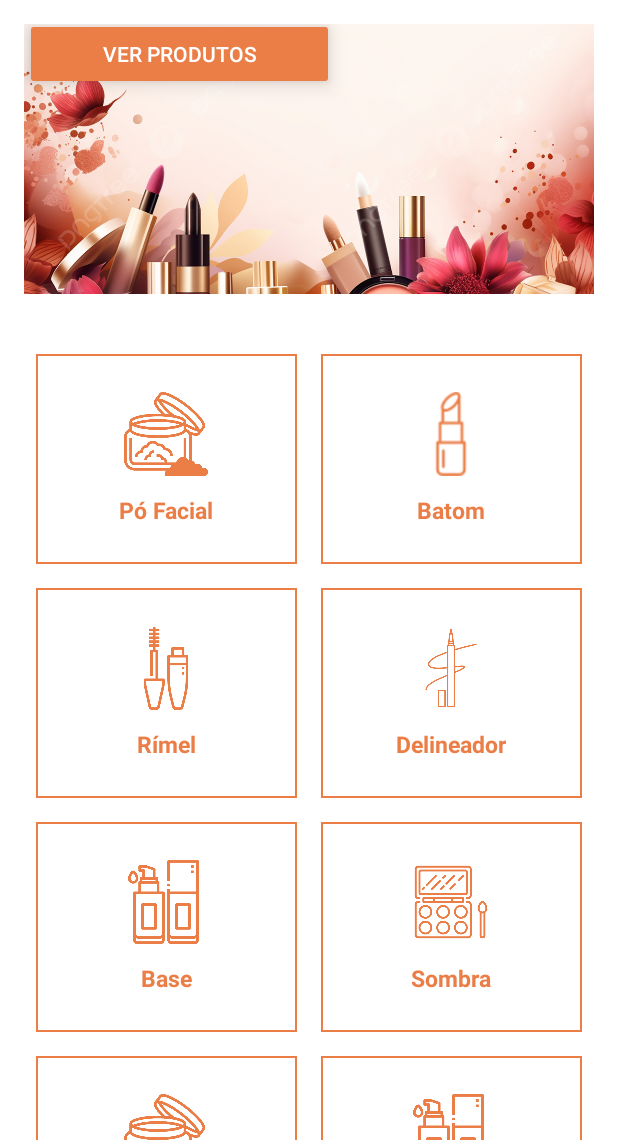
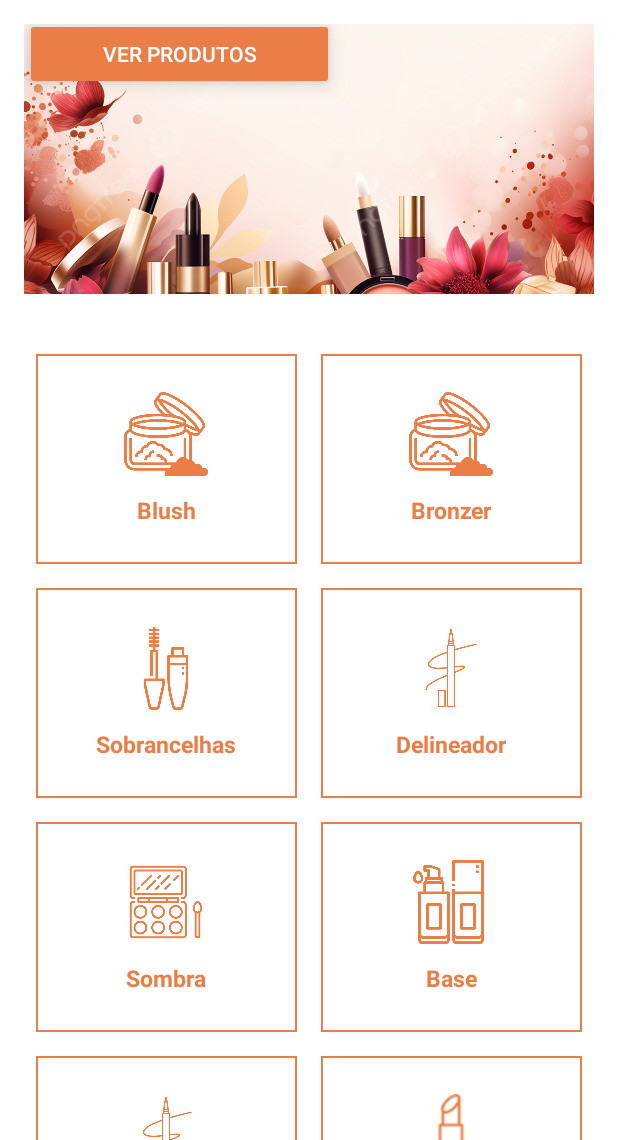
Before and after one commit to HianySilva/GlowUp-Mobile, an Android app: the screen it shows after launch (HomeActivity), on a phone screen of 412 x 824 dp, the part 96-1236 px from its top. Run offline under Robolectric (Android 15) with nearby library versions, the phone set to English and light mode, and no system bars.

Commit message:
Implementação final das rotas.

```diff
--- a/app/src/main/java/com/example/glowup/HomeActivity.kt
+++ b/app/src/main/java/com/example/glowup/HomeActivity.kt
@@ -2,52 +2,46 @@ package com.example.glowup
 
 import android.content.Intent
 import android.os.Bundle
-import android.widget.Button
-import android.widget.FrameLayout
-import android.widget.ImageButton
 import androidx.appcompat.app.AppCompatActivity
+import com.example.glowup.databinding.ActivityHomeBinding
 
 class HomeActivity : AppCompatActivity() {
 
+    private lateinit var binding: ActivityHomeBinding
+
     override fun onCreate(savedInstanceState: Bundle?) {
         super.onCreate(savedInstanceState)
-        setContentView(R.layout.activity_home)
+        binding = ActivityHomeBinding.inflate(layoutInflater)
+        setContentView(binding.root)
 
-        // Configurar o botão "VER PRODUTOS"
-        val btnProdutos = findViewById<Button>(R.id.btnProdutos)
-        btnProdutos.setOnClickListener {
+        binding.btnProdutos.setOnClickListener {
             val intent = Intent(this, ProductsActivity::class.java)
             startActivity(intent)
         }
 
-        // Configurar o botão de busca
-        val btnBuscar = findViewById<ImageButton>(R.id.btnBuscar)
-        btnBuscar.setOnClickListener {
+        binding.btnBuscar.setOnClickListener {
             showSearchDialog()
         }
 
-        // Configurar os cliques nas categorias
         setupCategoryClicks()
     }
 
     private fun setupCategoryClicks() {
-        // Mapeamento de IDs para nomes de categoria
         val categoryMap = mapOf(
-            R.id.category_powder to "Pó Facial",
-            R.id.category_lipstick to "Batom",
-            R.id.category_mascara to "Rímel",
-            R.id.category_eyeliner to "Delineador",
-            R.id.category_foundation to "Base",
-            R.id.category_eyeshadow to "Sombra",
-            R.id.category_blush to "Blush",
-            R.id.category_concealer to "Corretivo",
-            R.id.category_highlighter to "Iluminador",
-            R.id.category_primer to "Primer"
+            binding.categoryBlush to "Blush",
+            binding.categoryBronzer to "Bronzer",
+            binding.categoryEyebrow to "Sobrancelhas",
+            binding.categoryEyeliner to "Delineador",
+            binding.categoryEyeshadow to "Sombra",
+            binding.categoryFoundation to "Base",
+            binding.categoryLipLiner to "Lápis de Boca",
+            binding.categoryLipstick to "Batom",
+            binding.categoryMascara to "Rímel",
+            binding.categoryNailPolish to "Esmalte"
         )
 
-        // Configurar o listener para cada categoria
-        categoryMap.forEach { (id, name) ->
-            findViewById<FrameLayout>(id).setOnClickListener {
+        categoryMap.forEach { (view, name) ->
+            view.setOnClickListener {
                 val intent = Intent(this, CategoryActivity::class.java).apply {
                     putExtra("CATEGORY_NAME", name)
                 }
--- a/app/src/main/java/com/example/glowup/ProductsActivity.kt
+++ b/app/src/main/java/com/example/glowup/ProductsActivity.kt
@@ -1,3 +1,4 @@
+// ProductsActivity.kt
 package com.example.glowup
 
 import android.os.Bundle
@@ -22,8 +23,9 @@ class ProductsActivity : AppCompatActivity() {
         binding = ActivityProductsBinding.inflate(layoutInflater)
         setContentView(binding.root)
 
+        binding.btnBack.setOnClickListener { finish() }
         setupRecyclerView()
-        fetchProducts()
+        fetchAllProducts()
     }
 
     private fun setupRecyclerView() {
@@ -34,7 +36,7 @@ class ProductsActivity : AppCompatActivity() {
         binding.rvProducts.adapter = adapter
     }
 
-    private fun fetchProducts() {
+    private fun fetchAllProducts() {
         productService.getProducts().enqueue(object : Callback<List<ApiProduct>> {
             override fun onResponse(call: Call<List<ApiProduct>>, response: Response<List<ApiProduct>>) {
                 if (response.isSuccessful) {
--- a/app/src/main/java/com/example/glowup/api/RetrofitInstance.kt
+++ b/app/src/main/java/com/example/glowup/api/RetrofitInstance.kt
@@ -1,10 +1,11 @@
+// RetrofitInstance.kt
 package com.example.glowup.api
 
 import retrofit2.Retrofit
 import retrofit2.converter.gson.GsonConverterFactory
 
 object RetrofitInstance {
-    private const val BASE_URL = "http://makeup-api.herokuapp.com/api/v1/"
+    private const val BASE_URL = "https://makeup-api.herokuapp.com/api/v1/"
 
     val api: ProductApi by lazy {
         Retrofit.Builder()
--- a/app/src/main/res/layout/activity_home.xml
+++ b/app/src/main/res/layout/activity_home.xml
@@ -99,9 +99,9 @@
             android:columnOrderPreserved="false"
             android:useDefaultMargins="true">
 
-            <!-- Pó Facial -->
+            <!-- Blush -->
             <FrameLayout
-                android:id="@+id/category_powder"
+                android:id="@+id/category_blush"
                 android:layout_width="0dp"
                 android:layout_height="140dp"
                 android:layout_columnWeight="1"
@@ -127,7 +127,217 @@
                         android:layout_width="wrap_content"
                         android:layout_height="wrap_content"
                         android:layout_marginTop="12dp"
-                        android:text="Pó Facial"
+                        android:text="Blush"
+                        android:textColor="#eb7d46"
+                        android:textSize="15sp"
+                        android:textStyle="bold" />
+                </LinearLayout>
+            </FrameLayout>
+
+            <!-- Bronzer -->
+            <FrameLayout
+                android:id="@+id/categoryBronzer"
+                android:layout_width="0dp"
+                android:layout_height="140dp"
+                android:layout_columnWeight="1"
+                android:layout_margin="8dp"
+                android:background="#eb7d46"
+                android:padding="1dp">
+
+                <LinearLayout
+                    android:layout_width="match_parent"
+                    android:layout_height="match_parent"
+                    android:background="#FFFFFF"
+                    android:gravity="center"
+                    android:orientation="vertical"
+                    android:padding="15dp">
+
+                    <ImageView
+                        android:layout_width="56dp"
+                        android:layout_height="56dp"
+                        android:src="@drawable/ic_powder"
+                        app:tint="#eb7d46" />
+
+                    <TextView
+                        android:layout_width="wrap_content"
+                        android:layout_height="wrap_content"
+                        android:layout_marginTop="12dp"
+                        android:text="Bronzer"
+                        android:textColor="#eb7d46"
+                        android:textSize="15sp"
+                        android:textStyle="bold" />
+                </LinearLayout>
+            </FrameLayout>
+
+            <!-- Sobrancelhas -->
+            <FrameLayout
+                android:id="@+id/category_eyebrow"
+                android:layout_width="0dp"
+                android:layout_height="140dp"
+                android:layout_columnWeight="1"
+                android:layout_margin="8dp"
+                android:background="#eb7d46"
+                android:padding="1dp">
+
+                <LinearLayout
+                    android:layout_width="match_parent"
+                    android:layout_height="match_parent"
+                    android:background="#FFFFFF"
+                    android:gravity="center"
+                    android:orientation="vertical"
+                    android:padding="15dp">
+
+                    <ImageView
+                        android:layout_width="56dp"
+                        android:layout_height="56dp"
+                        android:src="@drawable/ic_mascara"
+                        app:tint="#eb7d46" />
+
+                    <TextView
+                        android:layout_width="wrap_content"
+                        android:layout_height="wrap_content"
+                        android:layout_marginTop="12dp"
+                        android:text="Sobrancelhas"
+                        android:textColor="#eb7d46"
+                        android:textSize="15sp"
+                        android:textStyle="bold" />
+                </LinearLayout>
+            </FrameLayout>
+
+            <!-- Delineador -->
+            <FrameLayout
+                android:id="@+id/category_eyeliner"
+                android:layout_width="0dp"
+                android:layout_height="140dp"
+                android:layout_columnWeight="1"
+                android:layout_margin="8dp"
+                android:background="#eb7d46"
+                android:padding="1dp">
+
+                <LinearLayout
+                    android:layout_width="match_parent"
+                    android:layout_height="match_parent"
+                    android:background="#FFFFFF"
+                    android:gravity="center"
+                    android:orientation="vertical"
+                    android:padding="15dp">
+
+                    <ImageView
+                        android:layout_width="56dp"
+                        android:layout_height="56dp"
+                        android:src="@drawable/ic_eyeliner"
+                        app:tint="#eb7d46" />
+
+                    <TextView
+                        android:layout_width="wrap_content"
+                        android:layout_height="wrap_content"
+                        android:layout_marginTop="12dp"
+                        android:text="Delineador"
+                        android:textColor="#eb7d46"
+                        android:textSize="15sp"
+                        android:textStyle="bold" />
+                </LinearLayout>
+            </FrameLayout>
+
+            <!-- Sombra -->
+            <FrameLayout
+                android:id="@+id/category_eyeshadow"
+                android:layout_width="0dp"
+                android:layout_height="140dp"
+                android:layout_columnWeight="1"
+                android:layout_margin="8dp"
+                android:background="#eb7d46"
+                android:padding="1dp">
+
+                <LinearLayout
+                    android:layout_width="match_parent"
+                    android:layout_height="match_parent"
+                    android:background="#FFFFFF"
+                    android:gravity="center"
+                    android:orientation="vertical"
+                    android:padding="15dp">
+
+                    <ImageView
+                        android:layout_width="56dp"
+                        android:layout_height="56dp"
+                        android:src="@drawable/ic_eyeshadow"
+                        app:tint="#eb7d46" />
+
+                    <TextView
+                        android:layout_width="wrap_content"
+                        android:layout_height="wrap_content"
+                        android:layout_marginTop="12dp"
+                        android:text="Sombra"
+                        android:textColor="#eb7d46"
+                        android:textSize="15sp"
+                        android:textStyle="bold" />
+                </LinearLayout>
+            </FrameLayout>
+
+            <!-- Base -->
+            <FrameLayout
+                android:id="@+id/category_foundation"
+                android:layout_width="0dp"
+                android:layout_height="140dp"
+                android:layout_columnWeight="1"
+                android:layout_margin="8dp"
+                android:background="#eb7d46"
+                android:padding="1dp">
+
+                <LinearLayout
+                    android:layout_width="match_parent"
+                    android:layout_height="match_parent"
+                    android:background="#FFFFFF"
+                    android:gravity="center"
+                    android:orientation="vertical"
+                    android:padding="15dp">
+
+                    <ImageView
+                        android:layout_width="56dp"
+                        android:layout_height="56dp"
+                        android:src="@drawable/ic_foundation"
+                        app:tint="#eb7d46" />
+
+                    <TextView
+                        android:layout_width="wrap_content"
+                        android:layout_height="wrap_content"
+                        android:layout_marginTop="12dp"
+                        android:text="Base"
+                        android:textColor="#eb7d46"
+                        android:textSize="15sp"
+                        android:textStyle="bold" />
+                </LinearLayout>
+            </FrameLayout>
+
+            <!-- Lápis de Boca -->
+            <FrameLayout
+                android:id="@+id/category_lip_liner"
+                android:layout_width="0dp"
+                android:layout_height="140dp"
+                android:layout_columnWeight="1"
+                android:layout_margin="8dp"
+                android:background="#eb7d46"
+                android:padding="1dp">
+
+                <LinearLayout
+                    android:layout_width="match_parent"
+                    android:layout_height="match_parent"
+                    android:background="#FFFFFF"
+                    android:gravity="center"
+                    android:orientation="vertical"
+                    android:padding="15dp">
+
+                    <ImageView
+                        android:layout_width="56dp"
+                        android:layout_height="56dp"
+                        android:src="@drawable/ic_eyeliner"
+                        app:tint="#eb7d46" />
+
+                    <TextView
+                        android:layout_width="wrap_content"
+                        android:layout_height="wrap_content"
+                        android:layout_marginTop="12dp"
+                        android:text="Lápis de Boca"
                         android:textColor="#eb7d46"
                         android:textSize="15sp"
                         android:textStyle="bold" />
@@ -204,44 +414,9 @@
                 </LinearLayout>
             </FrameLayout>
 
-            <!-- Delineador -->
+            <!-- Esmalte -->
             <FrameLayout
-                android:id="@+id/category_eyeliner"
-                android:layout_width="0dp"
-                android:layout_height="140dp"
-                android:layout_columnWeight="1"
-                android:layout_margin="8dp"
-                android:background="#eb7d46"
-                android:padding="1dp">
-
-                <LinearLayout
-                    android:layout_width="match_parent"
-                    android:layout_height="match_parent"
-                    android:background="#FFFFFF"
-                    android:gravity="center"
-                    android:orientation="vertical"
-                    android:padding="15dp">
-
-                    <ImageView
-                        android:layout_width="56dp"
-                        android:layout_height="56dp"
-                        android:src="@drawable/ic_eyeliner"
-                        app:tint="#eb7d46" />
-
-                    <TextView
-                        android:layout_width="wrap_content"
-                        android:layout_height="wrap_content"
-                        android:layout_marginTop="12dp"
-                        android:text="Delineador"
-                        android:textColor="#eb7d46"
-                        android:textSize="15sp"
-                        android:textStyle="bold" />
-                </LinearLayout>
-            </FrameLayout>
-
-            <!-- Base -->
-            <FrameLayout
-                android:id="@+id/category_foundation"
+                android:id="@+id/category_nail_polish"
                 android:layout_width="0dp"
                 android:layout_height="140dp"
                 android:layout_columnWeight="1"
@@ -267,182 +442,7 @@
                         android:layout_width="wrap_content"
                         android:layout_height="wrap_content"
                         android:layout_marginTop="12dp"
-                        android:text="Base"
-                        android:textColor="#eb7d46"
-                        android:textSize="15sp"
-                        android:textStyle="bold" />
-                </LinearLayout>
-            </FrameLayout>
-
-            <!-- Sombra -->
-            <FrameLayout
-                android:id="@+id/category_eyeshadow"
-                android:layout_width="0dp"
-                android:layout_height="140dp"
-                android:layout_columnWeight="1"
-                android:layout_margin="8dp"
-                android:background="#eb7d46"
-                android:padding="1dp">
-
-                <LinearLayout
-                    android:layout_width="match_parent"
-                    android:layout_height="match_parent"
-                    android:background="#FFFFFF"
-                    android:gravity="center"
-                    android:orientation="vertical"
-                    android:padding="15dp">
-
-                    <ImageView
-                        android:layout_width="56dp"
-                        android:layout_height="56dp"
-                        android:src="@drawable/ic_eyeshadow"
-                        app:tint="#eb7d46" />
-
-                    <TextView
-                        android:layout_width="wrap_content"
-                        android:layout_height="wrap_content"
-                        android:layout_marginTop="12dp"
-                        android:text="Sombra"
-                        android:textColor="#eb7d46"
-                        android:textSize="15sp"
-                        android:textStyle="bold" />
-                </LinearLayout>
-            </FrameLayout>
-
-            <!-- Blush -->
-            <FrameLayout
-                android:id="@+id/category_blush"
-                android:layout_width="0dp"
-                android:layout_height="140dp"
-                android:layout_columnWeight="1"
-                android:layout_margin="8dp"
-                android:background="#eb7d46"
-                android:padding="1dp">
-
-                <LinearLayout
-                    android:layout_width="match_parent"
-                    android:layout_height="match_parent"
-                    android:background="#FFFFFF"
-                    android:gravity="center"
-                    android:orientation="vertical"
-                    android:padding="15dp">
-
-                    <ImageView
-                        android:layout_width="56dp"
-                        android:layout_height="56dp"
-                        android:src="@drawable/ic_powder"
-                        app:tint="#eb7d46" />
-
-                    <TextView
-                        android:layout_width="wrap_content"
-                        android:layout_height="wrap_content"
-                        android:layout_marginTop="12dp"
-                        android:text="Blush"
-                        android:textColor="#eb7d46"
-                        android:textSize="15sp"
-                        android:textStyle="bold" />
-                </LinearLayout>
-            </FrameLayout>
-
-            <!-- Corretivo -->
-            <FrameLayout
-                android:id="@+id/category_concealer"
-                android:layout_width="0dp"
-                android:layout_height="140dp"
-                android:layout_columnWeight="1"
-                android:layout_margin="8dp"
-                android:background="#eb7d46"
-                android:padding="1dp">
-
-                <LinearLayout
-                    android:layout_width="match_parent"
-                    android:layout_height="match_parent"
-                    android:background="#FFFFFF"
-                    android:gravity="center"
-                    android:orientation="vertical"
-                    android:padding="15dp">
-
-                    <ImageView
-                        android:layout_width="56dp"
-                        android:layout_height="56dp"
-                        android:src="@drawable/ic_foundation"
-                        app:tint="#eb7d46" />
-
-                    <TextView
-                        android:layout_width="wrap_content"
-                        android:layout_height="wrap_content"
-                        android:layout_marginTop="12dp"
-                        android:text="Corretivo"
-                        android:textColor="#eb7d46"
-                        android:textSize="15sp"
-                        android:textStyle="bold" />
-                </LinearLayout>
-            </FrameLayout>
-
-            <!-- Iluminador -->
-            <FrameLayout
-                android:id="@+id/category_highlighter"
-                android:layout_width="0dp"
-                android:layout_height="140dp"
-                android:layout_columnWeight="1"
-                android:layout_margin="8dp"
-                android:background="#eb7d46"
-                android:padding="1dp">
-
-                <LinearLayout
-                    android:layout_width="match_parent"
-                    android:layout_height="match_parent"
-                    android:background="#FFFFFF"
-                    android:gravity="center"
-                    android:orientation="vertical"
-                    android:padding="15dp">
-
-                    <ImageView
-                        android:layout_width="56dp"
-                        android:layout_height="56dp"
-                        android:src="@drawable/ic_eyeshadow"
-                        app:tint="#eb7d46" />
-
-                    <TextView
-                        android:layout_width="wrap_content"
-                        android:layout_height="wrap_content"
-                        android:layout_marginTop="12dp"
-                        android:text="Iluminador"
-                        android:textColor="#eb7d46"
-                        android:textSize="15sp"
-                        android:textStyle="bold" />
-                </LinearLayout>
-            </FrameLayout>
-
-            <!-- Primer -->
-            <FrameLayout
-                android:id="@+id/category_primer"
-                android:layout_width="0dp"
-                android:layout_height="140dp"
-                android:layout_columnWeight="1"
-                android:layout_margin="8dp"
-                android:background="#eb7d46"
-                android:padding="1dp">
-
-                <LinearLayout
-                    android:layout_width="match_parent"
-                    android:layout_height="match_parent"
-                    android:background="#FFFFFF"
-                    android:gravity="center"
-                    android:orientation="vertical"
-                    android:padding="15dp">
-
-                    <ImageView
-                        android:layout_width="56dp"
-                        android:layout_height="56dp"
-                        android:src="@drawable/ic_foundation"
-                        app:tint="#eb7d46" />
-
-                    <TextView
-                        android:layout_width="wrap_content"
-                        android:layout_height="wrap_content"
-                        android:layout_marginTop="12dp"
-                        android:text="Primer"
+                        android:text="Esmalte"
                         android:textColor="#eb7d46"
                         android:textSize="15sp"
                         android:textStyle="bold" />
```
Also changed, not shown: app/src/main/java/com/example/glowup/CategoryActivity.kt (+51 -18 lines), app/src/main/java/com/example/glowup/LipstickActivity.kt (deleted, +0 -41 lines), app/src/main/java/com/example/glowup/api/ProductApi.kt (+5 -2 lines), app/src/main/java/com/example/glowup/api/ProductApiAdapter.kt (+10 -8 lines), app/src/main/res/layout/activity_lipstick.xml (deleted, +0 -58 lines).
